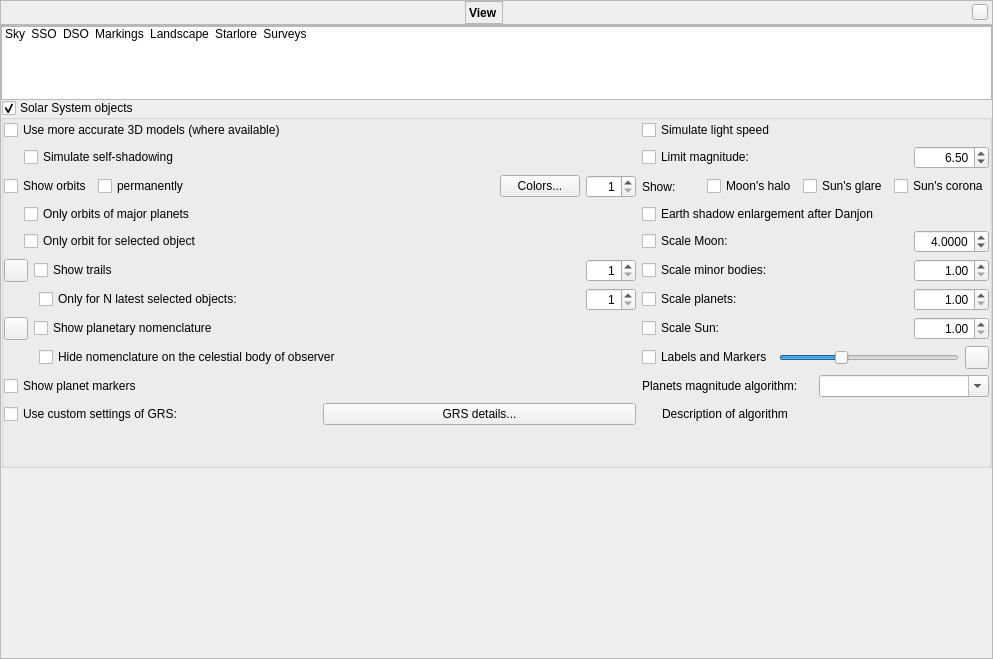
The window that src/gui/viewDialog.ui (Stellarium/stellarium) describes before a commit, drawn with Qt 5.
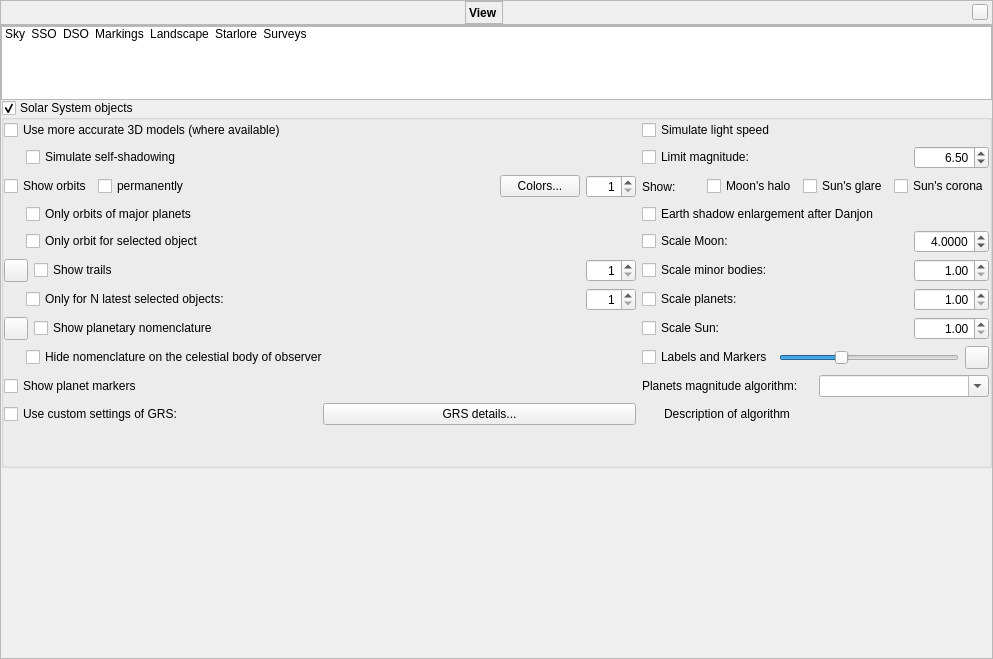
The same window after the commit. The open tabs and pages were chosen to show the change. Icons and pictures are not drawn. Custom widgets are drawn as their Qt base class.

Commit message: Added GUI options to manage on-screen designations

What changed in the file:
```diff
--- a/src/gui/viewDialog.ui
+++ b/src/gui/viewDialog.ui
@@ -1435,22 +1435,9 @@
              </item>
              <item row="12" column="0">
               <layout class="QHBoxLayout" name="horizontalLayout_13">
-               <item>
-                <spacer name="horizontalSpacer_9">
-                 <property name="orientation">
-                  <enum>Qt::Horizontal</enum>
-                 </property>
-                 <property name="sizeType">
-                  <enum>QSizePolicy::Fixed</enum>
-                 </property>
-                 <property name="sizeHint" stdset="0">
-                  <size>
-                   <width>35</width>
-                   <height>20</height>
-                  </size>
-                 </property>
-                </spacer>
-               </item>
+               <property name="leftMargin">
+                <number>22</number>
+               </property>
                <item>
                 <widget class="QCheckBox" name="hidePlanetNomenclatureCheckBox">
                  <property name="text">
@@ -1493,22 +1480,9 @@
              </item>
              <item row="6" column="0">
               <layout class="QHBoxLayout" name="horizontalLayout_12">
-               <item>
-                <spacer name="horizontalSpacer_8">
-                 <property name="orientation">
-                  <enum>Qt::Horizontal</enum>
-                 </property>
-                 <property name="sizeType">
-                  <enum>QSizePolicy::Fixed</enum>
-                 </property>
-                 <property name="sizeHint" stdset="0">
-                  <size>
-                   <width>20</width>
-                   <height>20</height>
-                  </size>
-                 </property>
-                </spacer>
-               </item>
+               <property name="leftMargin">
+                <number>22</number>
+               </property>
                <item>
                 <widget class="QCheckBox" name="planetOrbitOnlyCheckBox">
                  <property name="text">
@@ -1541,22 +1515,9 @@
              </item>
              <item row="1" column="0">
               <layout class="QHBoxLayout" name="horizontalLayoutSelfShadowing">
-               <item>
-                <spacer name="horizontalSpacerSelfShadowing">
-                 <property name="orientation">
-                  <enum>Qt::Horizontal</enum>
-                 </property>
-                 <property name="sizeType">
-                  <enum>QSizePolicy::Fixed</enum>
-                 </property>
-                 <property name="sizeHint" stdset="0">
-                  <size>
-                   <width>20</width>
-                   <height>20</height>
-                  </size>
-                 </property>
-                </spacer>
-               </item>
+               <property name="leftMargin">
+                <number>22</number>
+               </property>
                <item>
                 <widget class="QCheckBox" name="planetShowObjSelfShadowsCheckBox">
                  <property name="toolTip">
@@ -1571,25 +1532,12 @@
              </item>
              <item row="14" column="1">
               <layout class="QHBoxLayout" name="horizontalLayout_3">
+               <property name="leftMargin">
+                <number>22</number>
+               </property>
                <property name="topMargin">
                 <number>0</number>
                </property>
-               <item>
-                <spacer name="horizontalSpacer_6">
-                 <property name="orientation">
-                  <enum>Qt::Horizontal</enum>
-                 </property>
-                 <property name="sizeType">
-                  <enum>QSizePolicy::Fixed</enum>
-                 </property>
-                 <property name="sizeHint" stdset="0">
-                  <size>
-                   <width>20</width>
-                   <height>20</height>
-                  </size>
-                 </property>
-                </spacer>
-               </item>
                <item>
                 <widget class="QLabel" name="planetMagnitudeAlgorithmDescription">
                  <property name="text">
@@ -1607,22 +1555,9 @@
              </item>
              <item row="9" column="0">
               <layout class="QHBoxLayout" name="horizontalLayout_18">
-               <item>
-                <spacer name="horizontalSpacer_10">
-                 <property name="orientation">
-                  <enum>Qt::Horizontal</enum>
-                 </property>
-                 <property name="sizeType">
-                  <enum>QSizePolicy::Fixed</enum>
-                 </property>
-                 <property name="sizeHint" stdset="0">
-                  <size>
-                   <width>35</width>
-                   <height>20</height>
-                  </size>
-                 </property>
-                </spacer>
-               </item>
+               <property name="leftMargin">
+                <number>22</number>
+               </property>
                <item>
                 <widget class="QCheckBox" name="planetIsolatedTrailsCheckBox">
                  <property name="toolTip">
@@ -1721,22 +1656,9 @@
              </item>
              <item row="7" column="0">
               <layout class="QHBoxLayout" name="horizontalLayout_2">
-               <item>
-                <spacer name="horizontalSpacer_5">
-                 <property name="orientation">
-                  <enum>Qt::Horizontal</enum>
-                 </property>
-                 <property name="sizeType">
-                  <enum>QSizePolicy::Fixed</enum>
-                 </property>
-                 <property name="sizeHint" stdset="0">
-                  <size>
-                   <width>20</width>
-                   <height>20</height>
-                  </size>
-                 </property>
-                </spacer>
-               </item>
+               <property name="leftMargin">
+                <number>22</number>
+               </property>
                <item>
                 <widget class="QCheckBox" name="planetIsolatedOrbitCheckBox">
                  <property name="toolTip">
```
Left out of the diff: 159 changed lines with no effect on the pictures. The commit also changes 5 other files.
